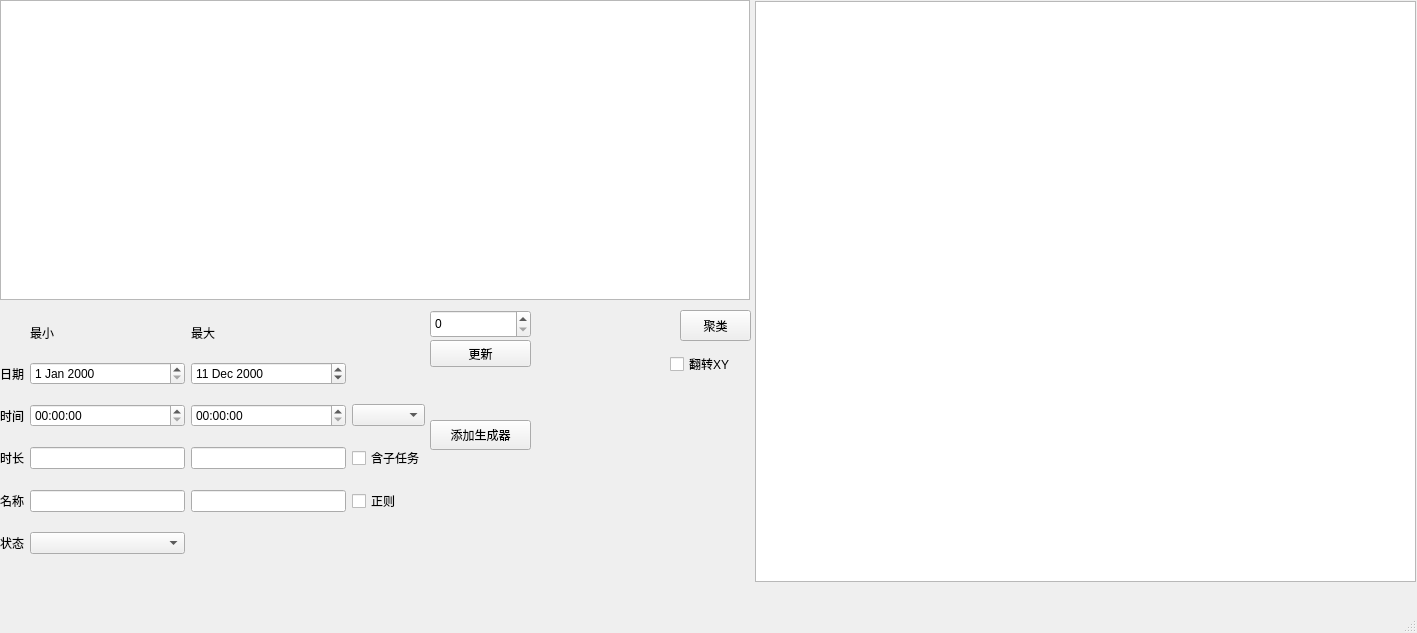
The window that Qt_GUI/layout.ui (XuHg-zjcn/time-manager) describes before a commit, drawn with Qt 5.
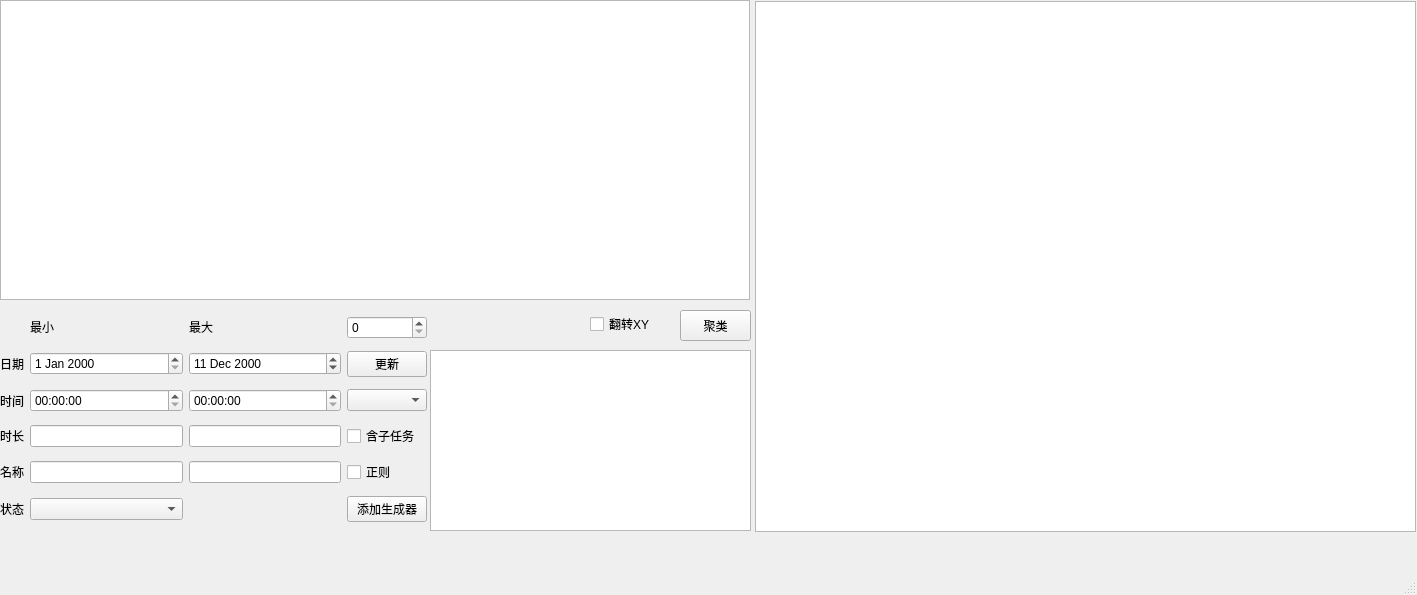
The same window after the commit. Custom widgets are drawn as their Qt base class.

```diff
--- a/Qt_GUI/layout.ui
+++ b/Qt_GUI/layout.ui
@@ -7,7 +7,7 @@
     <x>0</x>
     <y>0</y>
     <width>1417</width>
-    <height>633</height>
+    <height>595</height>
    </rect>
   </property>
   <property name="windowTitle">
@@ -36,39 +36,13 @@
      </size>
     </property>
    </widget>
-   <widget class="QPushButton" name="update_view">
-    <property name="geometry">
-     <rect>
-      <x>430</x>
-      <y>340</y>
-      <width>101</width>
-      <height>27</height>
-     </rect>
-    </property>
-    <property name="text">
-     <string>更新</string>
-    </property>
-   </widget>
-   <widget class="QSpinBox" name="year">
-    <property name="geometry">
-     <rect>
-      <x>430</x>
-      <y>310</y>
-      <width>101</width>
-      <height>28</height>
-     </rect>
-    </property>
-    <property name="maximum">
-     <number>9999</number>
-    </property>
-   </widget>
    <widget class="QWidget" name="layoutWidget">
     <property name="geometry">
      <rect>
       <x>0</x>
       <y>310</y>
-      <width>425</width>
-      <height>260</height>
+      <width>427</width>
+      <height>221</height>
      </rect>
     </property>
     <layout class="QGridLayout" name="gridLayout">
@@ -220,6 +194,39 @@
        </property>
       </widget>
      </item>
+     <item row="0" column="3">
+      <widget class="QSpinBox" name="year">
+       <property name="maximum">
+        <number>9999</number>
+       </property>
+      </widget>
+     </item>
+     <item row="1" column="3">
+      <widget class="QPushButton" name="update_view">
+       <property name="maximumSize">
+        <size>
+         <width>16777215</width>
+         <height>30</height>
+        </size>
+       </property>
+       <property name="text">
+        <string>更新</string>
+       </property>
+      </widget>
+     </item>
+     <item row="5" column="3">
+      <widget class="QPushButton" name="add_task_gen">
+       <property name="sizePolicy">
+        <sizepolicy hsizetype="Minimum" vsizetype="Fixed">
+         <horstretch>0</horstretch>
+         <verstretch>0</verstretch>
+        </sizepolicy>
+       </property>
+       <property name="text">
+        <string>添加生成器</string>
+       </property>
+      </widget>
+     </item>
     </layout>
    </widget>
    <widget class="iTableView" name="tableView">
@@ -228,23 +235,10 @@
       <x>755</x>
       <y>1</y>
       <width>661</width>
-      <height>581</height>
+      <height>531</height>
      </rect>
     </property>
    </widget>
-   <widget class="QPushButton" name="add_task_gen">
-    <property name="geometry">
-     <rect>
-      <x>430</x>
-      <y>420</y>
-      <width>101</width>
-      <height>30</height>
-     </rect>
-    </property>
-    <property name="text">
-     <string>添加生成器</string>
-    </property>
-   </widget>
    <widget class="QPushButton" name="cluster">
     <property name="geometry">
      <rect>
@@ -261,8 +255,8 @@
    <widget class="QCheckBox" name="swap_xy">
     <property name="geometry">
      <rect>
-      <x>670</x>
-      <y>350</y>
+      <x>590</x>
+      <y>310</y>
       <width>81</width>
       <height>28</height>
      </rect>
@@ -271,6 +265,16 @@
      <string>翻转XY</string>
     </property>
    </widget>
+   <widget class="QTableView" name="plotitem_tab">
+    <property name="geometry">
+     <rect>
+      <x>430</x>
+      <y>350</y>
+      <width>321</width>
+      <height>181</height>
+     </rect>
+    </property>
+   </widget>
   </widget>
   <widget class="QMenuBar" name="menubar">
    <property name="geometry">
```
